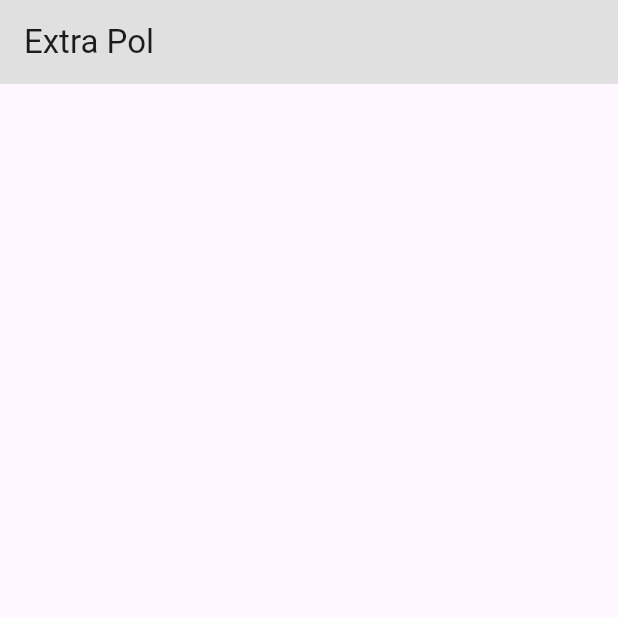
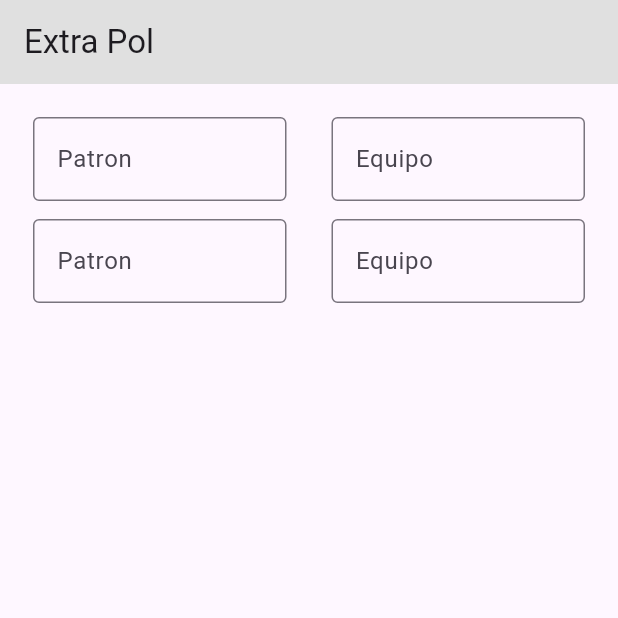
Before and after one commit to JorgeGonSan/flutter-extra_pol, a Flutter app: the screen it shows after launch, on a phone screen of 412 x 824 dp, the top half of it. Run offline on Flutter 3.47's test engine with Material 3 defaults, Android fonts, the phone set to English and light mode, and no system bars.

Commit message:
Estrucutura inicial MVVM con widgets personalizados

```diff
--- /dev/null
+++ b/lib/models/fila_patron_equipo.dart
@@ -0,0 +1,8 @@
+import 'package:flutter/material.dart';
+
+class FilaPatronEquipo {
+  final TextEditingController patron;
+  final TextEditingController equipo;
+
+  FilaPatronEquipo({required this.patron, required this.equipo});
+}
--- a/lib/viewModels/home_view_model.dart
+++ b/lib/viewModels/home_view_model.dart
@@ -1,23 +1,24 @@
-import 'package:flutter/cupertino.dart';
+import 'package:extra_pol/models/fila_patron_equipo.dart';
+import 'package:flutter/material.dart';
 
 class HomeViewModel extends ChangeNotifier {
-  TextEditingController patronP1Controller = TextEditingController();
-  TextEditingController patronP2Controller = TextEditingController();
-  TextEditingController patronP3Controller = TextEditingController();
-  TextEditingController equipoP1Controller = TextEditingController();
-  TextEditingController equipoP2Controller = TextEditingController();
-  TextEditingController equipoP3Controller = TextEditingController();
+  final List<FilaPatronEquipo> puntos = [
+    FilaPatronEquipo(
+      patron: TextEditingController(),
+      equipo: TextEditingController(),
+    ),
+    FilaPatronEquipo(
+      patron: TextEditingController(),
+      equipo: TextEditingController(),
+    ),
+  ];
 
-  //Limpiar memoria
   @override
   void dispose() {
-    patronP1Controller.dispose();
-    patronP2Controller.dispose();
-    patronP3Controller.dispose();
-    equipoP1Controller.dispose();
-    equipoP2Controller.dispose();
-    equipoP3Controller.dispose();
-
+    for (var punto in puntos) {
+      punto.patron.dispose();
+      punto.equipo.dispose();
+    }
     super.dispose();
   }
 }
--- a/lib/views/home_screen.dart
+++ b/lib/views/home_screen.dart
@@ -1,4 +1,5 @@
 import 'package:extra_pol/viewModels/home_view_model.dart';
+import 'package:extra_pol/widgets/my_field_group.dart';
 import 'package:flutter/material.dart';
 
 class HomeScreen extends StatefulWidget {
@@ -19,7 +20,15 @@ class _homeScreenState extends State<HomeScreen> {
       ),
       body: Padding(
         padding: const EdgeInsets.all(16.0),
-        child: Column(children: [Row()]),
+        child: Column(
+          children: [
+            for (var punto in viewModel.puntos)
+              Padding(
+                padding: const EdgeInsets.all(6.0),
+                child: MyFieldGroup(c1: punto.patron, c2: punto.equipo),
+              ),
+          ],
+        ),
       ),
     );
   }
--- a/lib/widgets/my_field_group.dart
+++ b/lib/widgets/my_field_group.dart
@@ -1,17 +1,30 @@
+import 'package:extra_pol/widgets/my_text_field.dart';
 import 'package:flutter/material.dart';
 
 class MyFieldGroup extends StatelessWidget {
-  final String prefijo;
+  final String patron;
+  final String equipo;
   final TextEditingController c1, c2;
   const MyFieldGroup({
     super.key,
-    required this.prefijo,
+    this.equipo = "Equipo",
+    this.patron = "Patron",
     required this.c1,
     required this.c2,
   });
 
   @override
   Widget build(BuildContext context) {
-    return const Placeholder();
+    return Row(
+      children: [
+        Expanded(
+          child: MyTextField(myLabelText: patron, myController: c1),
+        ),
+        SizedBox(width: 30),
+        Expanded(
+          child: MyTextField(myLabelText: equipo, myController: c2),
+        ),
+      ],
+    );
   }
 }
```
